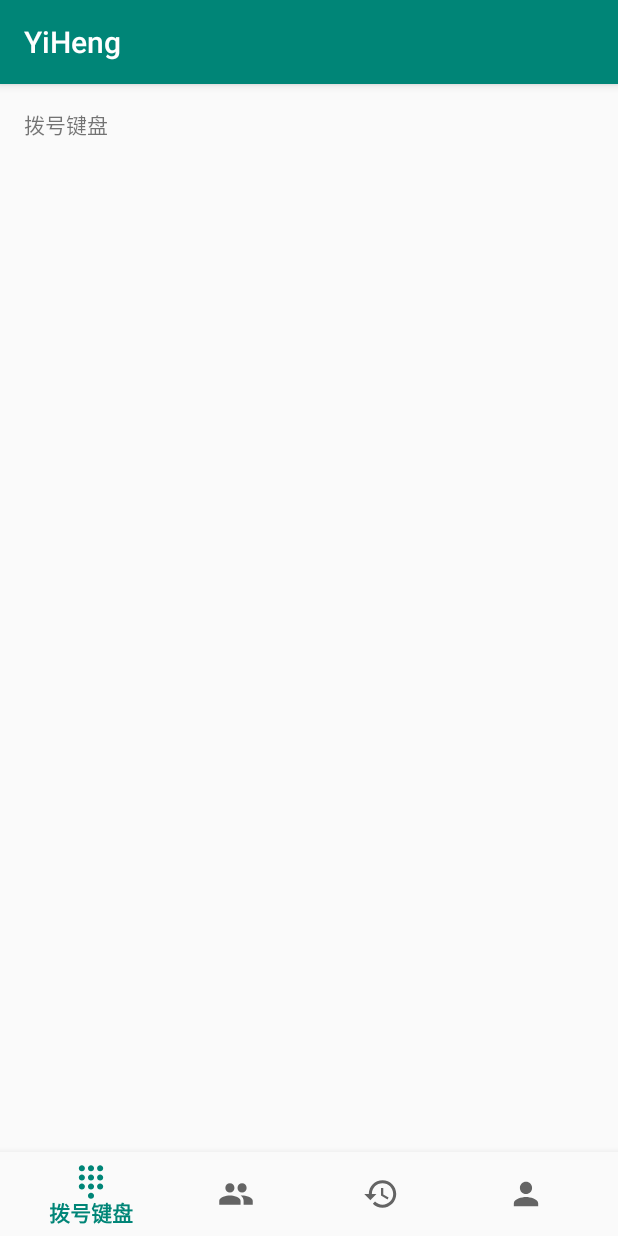
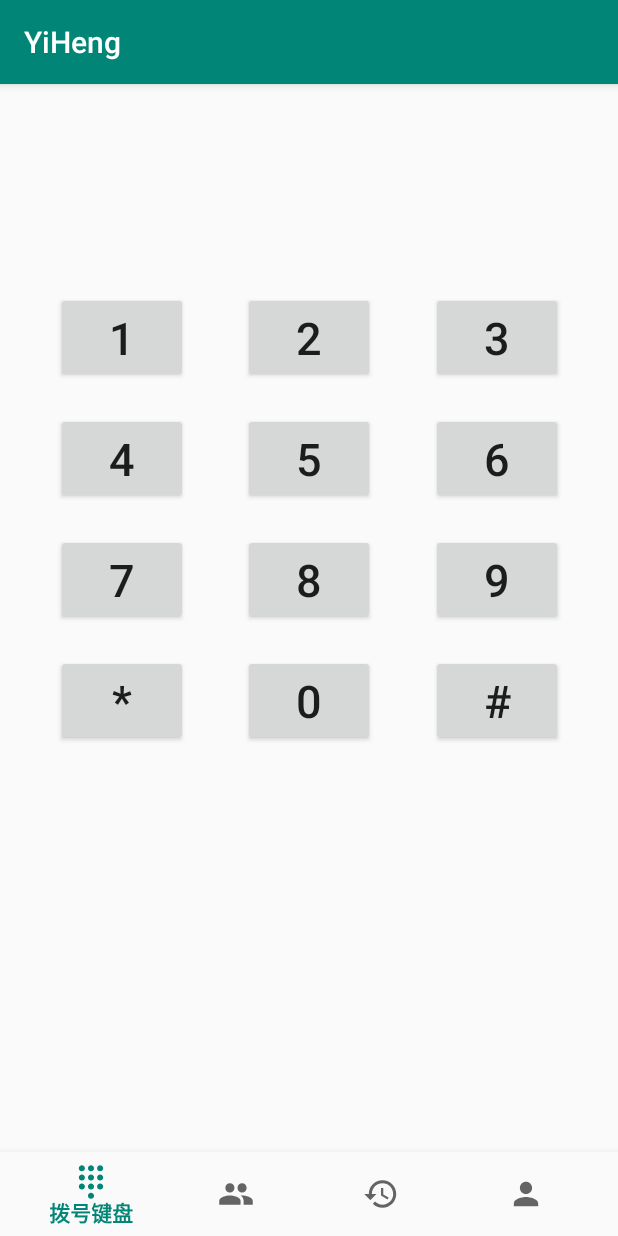
Before and after one commit to oqsh/YiHeng, an Android app: the screen it shows after launch (MainActivity), on a phone screen of 412 x 824 dp. Run offline under Robolectric (Android 15) with nearby library versions, the light colour scheme and no system bars.

Commit message:
拨号键盘0-9

```diff
--- a/app/src/main/AndroidManifest.xml
+++ b/app/src/main/AndroidManifest.xml
@@ -1,6 +1,8 @@
 <?xml version="1.0" encoding="utf-8"?>
 <manifest xmlns:android="http://schemas.android.com/apk/res/android"
     package="com.y123456.yiheng">
+
+    <uses-permission android:name="android.permission.CALL_PHONE" />
 
     <application
         android:allowBackup="true"
--- a/app/src/main/java/com/y123456/yiheng/MainActivity.java
+++ b/app/src/main/java/com/y123456/yiheng/MainActivity.java
@@ -1,5 +1,7 @@
 package com.y123456.yiheng;
 
+import android.content.Intent;
+import android.net.Uri;
 import android.os.Bundle;
 import android.support.design.widget.BottomNavigationView;
 import android.support.v7.app.AppCompatActivity;
@@ -8,7 +10,6 @@ import android.view.MenuItem;
 import android.widget.TextView;
 
 public class MainActivity extends AppCompatActivity {
-    private TextView mTextMessage;
 
     private BottomNavigationView.OnNavigationItemSelectedListener mOnNavigationItemSelectedListener
             = new BottomNavigationView.OnNavigationItemSelectedListener() {
@@ -17,18 +18,14 @@ public class MainActivity extends AppCompatActivity {
         public boolean onNavigationItemSelected(@NonNull MenuItem item) {
             switch (item.getItemId()) {
                 case R.id.navigation_dialpad:
-                    mTextMessage.setText(R.string.title_dialpad);
                     return true;
                 case R.id.navigation_contact:
-                    mTextMessage.setText(R.string.title_contact);
                     // startActivity
                     return true;
                 case R.id.navigation_lastcall:
-                    mTextMessage.setText(R.string.title_lastcall);
                     // startActivity
                     return true;
                 case R.id.navigation_myprofile:
-                    mTextMessage.setText(R.string.title_myprofile);
                     // startActivity
                     return true;
             }
@@ -41,9 +38,12 @@ public class MainActivity extends AppCompatActivity {
         super.onCreate(savedInstanceState);
         setContentView(R.layout.activity_main);
         BottomNavigationView navView = findViewById(R.id.nav_view);
-        mTextMessage = findViewById(R.id.message);
         navView.setOnNavigationItemSelectedListener(mOnNavigationItemSelectedListener);
         navView.setSelectedItemId(R.id.navigation_dialpad); // 设置进入 Activity 时导航栏的默认选中按钮
     }
 
+    private void call(String phone) {
+        Intent intent=new Intent(Intent.ACTION_CALL, Uri.parse("tel:"+phone));
+        startActivity(intent);
+    }
 }
--- a/app/src/main/res/layout/activity_main.xml
+++ b/app/src/main/res/layout/activity_main.xml
@@ -8,15 +8,150 @@
     tools:context=".MainActivity">
 
     <TextView
-        android:id="@+id/message"
+        android:id="@+id/textView"
         android:layout_width="wrap_content"
         android:layout_height="wrap_content"
-        android:layout_marginStart="@dimen/activity_horizontal_margin"
-        android:layout_marginLeft="@dimen/activity_horizontal_margin"
-        android:layout_marginTop="@dimen/activity_vertical_margin"
-        android:text="@string/title_dialpad"
-        app:layout_constraintLeft_toLeftOf="parent"
+        android:layout_marginStart="30dp"
+        android:layout_marginTop="50dp"
+        android:layout_marginEnd="30dp"
+        android:ellipsize="start"
+        android:textColor="#00000000"
+        android:textSize="36sp"
+        app:layout_constraintEnd_toEndOf="parent"
+        app:layout_constraintStart_toStartOf="parent"
         app:layout_constraintTop_toTopOf="parent" />
+
+    <Button
+        android:id="@+id/b2"
+        android:layout_width="wrap_content"
+        android:layout_height="wrap_content"
+        android:layout_marginTop="40dp"
+        android:text="2"
+        android:textSize="30sp"
+        app:layout_constraintEnd_toEndOf="parent"
+        app:layout_constraintStart_toStartOf="parent"
+        app:layout_constraintTop_toBottomOf="@id/textView" />
+
+    <Button
+        android:id="@+id/b1"
+        android:layout_width="wrap_content"
+        android:layout_height="wrap_content"
+        android:layout_marginTop="40dp"
+        android:text="1"
+        android:textSize="30sp"
+        app:layout_constraintEnd_toStartOf="@id/b2"
+        app:layout_constraintStart_toStartOf="parent"
+        app:layout_constraintTop_toBottomOf="@id/textView" />
+
+    <Button
+        android:id="@+id/b3"
+        android:layout_width="wrap_content"
+        android:layout_height="wrap_content"
+        android:layout_marginTop="40dp"
+        android:text="3"
+        android:textSize="30sp"
+        app:layout_constraintEnd_toEndOf="parent"
+        app:layout_constraintStart_toEndOf="@id/b2"
+        app:layout_constraintTop_toBottomOf="@id/textView" />
+
+    <Button
+        android:id="@+id/b5"
+        android:layout_width="wrap_content"
+        android:layout_height="wrap_content"
+        android:layout_marginTop="20dp"
+        android:text="5"
+        android:textSize="30sp"
+        app:layout_constraintEnd_toEndOf="parent"
+        app:layout_constraintStart_toStartOf="parent"
+        app:layout_constraintTop_toBottomOf="@id/b2" />
+
+    <Button
+        android:id="@+id/b4"
+        android:layout_width="wrap_content"
+        android:layout_height="wrap_content"
+        android:layout_marginTop="20dp"
+        android:text="4"
+        android:textSize="30sp"
+        app:layout_constraintEnd_toStartOf="@id/b2"
+        app:layout_constraintStart_toStartOf="parent"
+        app:layout_constraintTop_toBottomOf="@id/b2" />
+
+    <Button
+        android:id="@+id/b6"
+        android:layout_width="wrap_content"
+        android:layout_height="wrap_content"
+        android:layout_marginTop="20dp"
+        android:text="6"
+        android:textSize="30sp"
+        app:layout_constraintEnd_toEndOf="parent"
+        app:layout_constraintStart_toEndOf="@id/b2"
+        app:layout_constraintTop_toBottomOf="@id/b2" />
+
+    <Button
+        android:id="@+id/b8"
+        android:layout_width="wrap_content"
+        android:layout_height="wrap_content"
+        android:layout_marginTop="20dp"
+        android:text="8"
+        android:textSize="30sp"
+        app:layout_constraintEnd_toEndOf="parent"
+        app:layout_constraintStart_toStartOf="parent"
+        app:layout_constraintTop_toBottomOf="@id/b5" />
+
+    <Button
+        android:id="@+id/b7"
+        android:layout_width="wrap_content"
+        android:layout_height="wrap_content"
+        android:layout_marginTop="20dp"
+        android:text="7"
+        android:textSize="30sp"
+        app:layout_constraintEnd_toStartOf="@id/b2"
+        app:layout_constraintStart_toStartOf="parent"
+        app:layout_constraintTop_toBottomOf="@id/b5" />
+
+    <Button
+        android:id="@+id/b9"
+        android:layout_width="wrap_content"
+        android:layout_height="wrap_content"
+        android:layout_marginTop="20dp"
+        android:text="9"
+        android:textSize="30sp"
+        app:layout_constraintEnd_toEndOf="parent"
+        app:layout_constraintStart_toEndOf="@id/b2"
+        app:layout_constraintTop_toBottomOf="@id/b5" />
+
+    <Button
+        android:id="@+id/b0"
+        android:layout_width="wrap_content"
+        android:layout_height="wrap_content"
+        android:layout_marginTop="20dp"
+        android:text="0"
+        android:textSize="30sp"
+        app:layout_constraintEnd_toEndOf="parent"
+        app:layout_constraintStart_toStartOf="parent"
+        app:layout_constraintTop_toBottomOf="@id/b8" />
+
+    <Button
+        android:id="@+id/bstar"
+        android:layout_width="wrap_content"
+        android:layout_height="wrap_content"
+        android:layout_marginTop="20dp"
+        android:text="@string/star"
+        android:textSize="30sp"
+        app:layout_constraintEnd_toStartOf="@id/b2"
+        app:layout_constraintStart_toStartOf="parent"
+        app:layout_constraintTop_toBottomOf="@id/b8" />
+
+    <Button
+        android:id="@+id/b14"
+        android:layout_width="wrap_content"
+        android:layout_height="wrap_content"
+        android:layout_marginTop="20dp"
+        android:text="#"
+        android:textSize="30sp"
+        app:layout_constraintEnd_toEndOf="parent"
+        app:layout_constraintStart_toEndOf="@id/b2"
+        app:layout_constraintTop_toBottomOf="@id/b8" />
 
     <android.support.design.widget.BottomNavigationView
         android:id="@+id/nav_view"
--- a/app/src/main/res/values/strings.xml
+++ b/app/src/main/res/values/strings.xml
@@ -4,4 +4,5 @@
     <string name="title_contact">通讯录</string>
     <string name="title_lastcall">通话记录</string>
     <string name="title_myprofile">我的</string>
+    <string name="star">*</string>
 </resources>
```
